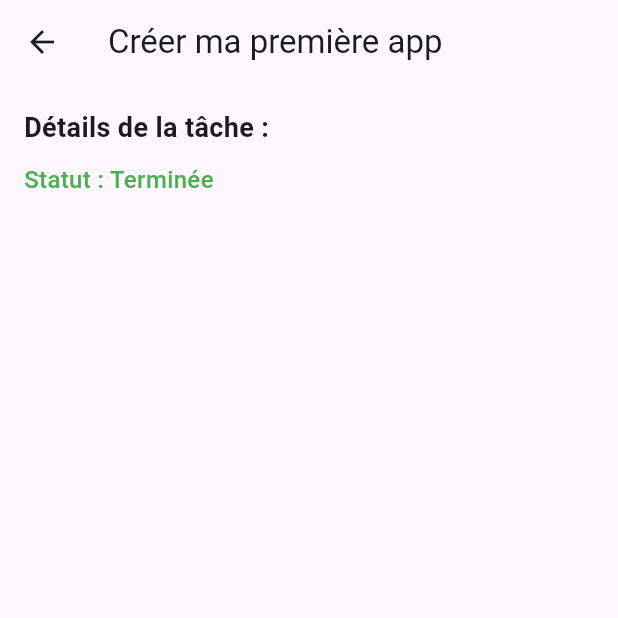
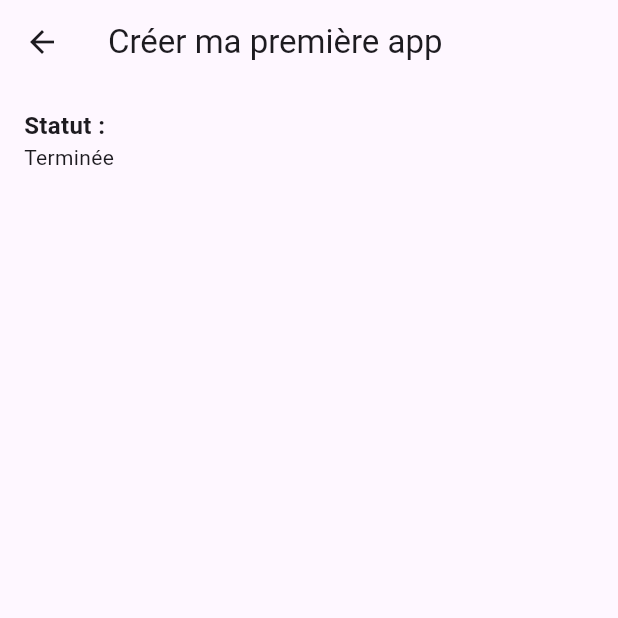
Before and after one commit to SpenaLeloup/task-manager, a Flutter app: the screen it shows after launch, after a tap on the "delete" icon, after a tap on "Créer ma première app", on a phone screen of 412 x 824 dp, the top half of it. Run offline on Flutter 3.47's test engine with Material 3 defaults, Android fonts, the phone set to English and light mode, and no system bars.

Commit message:
modification du fichier task_detail_screen.dart

```diff
--- a/lib/screens/task_detail_screen.dart
+++ b/lib/screens/task_detail_screen.dart
@@ -18,18 +18,17 @@ class TaskDetailScreen extends StatelessWidget {
           crossAxisAlignment: CrossAxisAlignment.start,
           children: [
             const Text(
-              'Détails de la tâche :',
-              style: TextStyle(fontSize: 18, fontWeight: FontWeight.bold),
+              'Statut :',
+              style: TextStyle(fontWeight: FontWeight.bold, fontSize: 16),
             ),
-            const SizedBox(height: 10),
-            Text(
-              'Statut : ${task.isDone ? "Terminée" : "En cours"}',
-              style: TextStyle(
-                fontSize: 16,
-                color: task.isDone ? Colors.green : Colors.orange,
-                fontWeight: FontWeight.w500,
-              ),
-            ),
+            Text(task.isDone ? "Terminée" : "En cours"),
+            if (task.description.isNotEmpty) ...[
+              const SizedBox(height: 16),
+              const Text('Description :',
+                  style: TextStyle(fontWeight: FontWeight.bold, fontSize: 16)),
+              const SizedBox(height: 4),
+              Text(task.description),
+            ],
           ],
         ),
       ),
```
